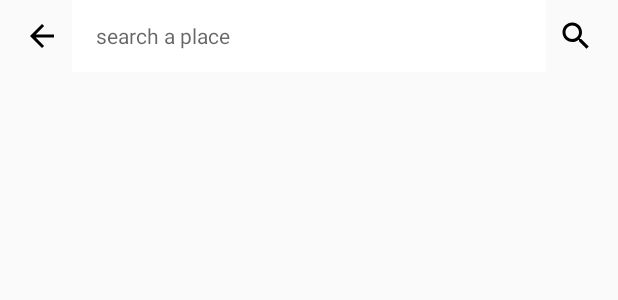
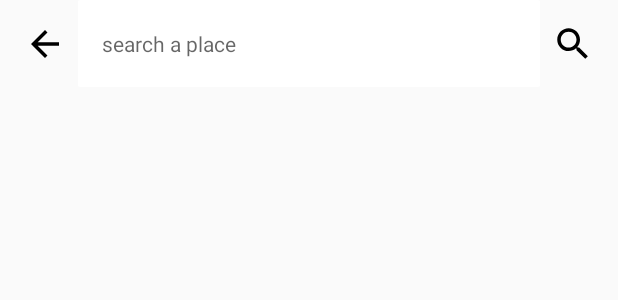
Before and after one commit to wzjing/MapFoo, an Android app: the layout searchbar_normal.xml on its own in the app's theme, with its tools: preview values and no code run, on a phone screen of 412 x 824 dp. Shown: the top 300 px of the screen. Run offline under Robolectric (Android 15) with nearby library versions, the phone set to English and light mode, and no system bars.

Commit message:
update status bar style

```diff
--- a/app/src/main/java/com/infinitytech/mapfoo/BaseActivity.kt
+++ b/app/src/main/java/com/infinitytech/mapfoo/BaseActivity.kt
@@ -3,11 +3,12 @@ package com.infinitytech.mapfoo
 import android.annotation.SuppressLint
 import android.support.annotation.IdRes
 import android.support.v4.app.Fragment
+import android.support.v7.app.AppCompatActivity
 import me.yokeyword.fragmentation.SupportActivity
 
 
 @SuppressLint("Registered")
-open class BaseActivity : SupportActivity() {
+open class BaseActivity : AppCompatActivity() {
 
     fun push(@IdRes container: Int, fragment: Fragment, tag: String = fragment::class.java.simpleName) {
         supportFragmentManager.beginTransaction()
--- a/app/src/main/java/com/infinitytech/mapfoo/BaseFragment.kt
+++ b/app/src/main/java/com/infinitytech/mapfoo/BaseFragment.kt
@@ -1,7 +1,8 @@
 package com.infinitytech.mapfoo
 
+import android.support.v4.app.Fragment
 import me.yokeyword.fragmentation_swipeback.SwipeBackFragment
 
-open class BaseFragment: SwipeBackFragment() {
+open class BaseFragment: Fragment() {
 
 }
--- a/app/src/main/java/com/infinitytech/mapfoo/MainActivity.kt
+++ b/app/src/main/java/com/infinitytech/mapfoo/MainActivity.kt
@@ -20,5 +20,6 @@ class MainActivity : BaseActivity() {
         locationBtn.onClick {
             startActivity<AddressActivity>()
         }
+        startActivity<AddressActivity>()
     }
 }
--- a/app/src/main/java/com/infinitytech/mapfoo/items/MapFragment.kt
+++ b/app/src/main/java/com/infinitytech/mapfoo/items/MapFragment.kt
@@ -35,7 +35,7 @@
     override fun onCreateView(inflater: LayoutInflater, container: ViewGroup?,
                               savedInstanceState: Bundle?): View? {
         d("onCreateView")
-        return attachToSwipeBack(inflater.inflate(R.layout.fragment_map, container, false))
+        return inflater.inflate(R.layout.fragment_map, container, false)
     }
 
     override fun onViewCreated(view: View, savedInstanceState: Bundle?) {
--- a/app/src/main/res/layout/searchbar_normal.xml
+++ b/app/src/main/res/layout/searchbar_normal.xml
@@ -3,16 +3,18 @@
     xmlns:app="http://schemas.android.com/apk/res-auto"
     xmlns:tools="http://schemas.android.com/tools"
     android:layout_width="match_parent"
-    android:layout_height="@dimen/searchbar_height">
+    android:layout_height="@dimen/searchbar_height"
+    android:elevation="12dp">
 
     <ImageButton
         android:id="@+id/backBtn"
-        android:layout_width="wrap_content"
-        android:layout_height="wrap_content"
+        android:layout_width="@dimen/action_button_width"
+        android:layout_height="@dimen/action_button_height"
         android:layout_marginStart="16dp"
         android:layout_marginTop="8dp"
         android:layout_marginBottom="8dp"
         android:background="@drawable/ripple_background"
+        android:scaleType="fitCenter"
         android:src="@drawable/ic_arrow_back_black"
         app:layout_constraintBottom_toBottomOf="parent"
         app:layout_constraintStart_toStartOf="parent"
@@ -42,13 +44,13 @@
 
     <ImageButton
         android:id="@+id/cancelBtn"
-        android:layout_width="wrap_content"
-        android:layout_height="wrap_content"
+        android:layout_width="@dimen/action_button_width"
+        android:layout_height="@dimen/action_button_height"
         android:layout_marginEnd="10dp"
-        android:background="@null"
-        android:elevation="2dp"
+        android:background="@drawable/ripple_background"
         android:focusableInTouchMode="true"
         android:padding="6dp"
+        android:scaleType="fitCenter"
         android:src="@drawable/ic_cancel"
         android:visibility="gone"
         app:layout_constraintBottom_toBottomOf="@id/addressEtv"
@@ -58,10 +60,11 @@
 
     <ImageButton
         android:id="@+id/searchBtn"
-        android:layout_width="wrap_content"
-        android:layout_height="wrap_content"
+        android:layout_width="@dimen/action_button_width"
+        android:layout_height="@dimen/action_button_height"
         android:layout_marginEnd="16dp"
         android:background="@drawable/ripple_background"
+        android:scaleType="fitCenter"
         android:src="@drawable/ic_search"
         app:layout_constraintBottom_toBottomOf="parent"
         app:layout_constraintEnd_toEndOf="parent"
--- a/app/src/main/res/values-v23/styles.xml
+++ b/app/src/main/res/values-v23/styles.xml
@@ -2,10 +2,14 @@
 <resources>
 
     <style name="AppTheme" parent="Theme.AppCompat.Light.NoActionBar">
-        <!-- Customize your theme here. -->
         <item name="colorPrimary">@color/colorPrimary</item>
-        <item name="colorPrimaryDark">@android:color/white</item>
+        <item name="colorPrimaryDark">@color/colorPrimaryDark</item>
         <item name="colorAccent">@color/colorAccent</item>
         <item name="android:windowLightStatusBar">true</item>
     </style>
+
+    <style name="Address" parent="@style/AppTheme">
+        <item name="android:windowBackground">@android:color/black</item>
+    </style>
+
 </resources>
--- a/app/src/main/res/values/colors.xml
+++ b/app/src/main/res/values/colors.xml
@@ -1,7 +1,7 @@
 <?xml version="1.0" encoding="utf-8"?>
 <resources>
     <color name="colorPrimary">#ffffff</color>
-    <color name="colorPrimaryDark">#007c71</color>
+    <color name="colorPrimaryDark">#dfdfdf</color>
     <color name="colorAccent">#009688</color>
 
     <color name="colorStroke">#a6a6a6</color>
--- a/app/src/main/res/values/dimens.xml
+++ b/app/src/main/res/values/dimens.xml
@@ -2,5 +2,8 @@
 <resources>
     <dimen name="fullscreen_behavior_peek_height_min">64dp</dimen>
 
-    <dimen name="searchbar_height">48dp</dimen>
+    <dimen name="searchbar_height">58dp</dimen>
+
+    <dimen name="action_button_width">28dp</dimen>
+    <dimen name="action_button_height">28dp</dimen>
 </resources>
--- a/app/src/main/res/values/styles.xml
+++ b/app/src/main/res/values/styles.xml
@@ -1,17 +1,14 @@
 <resources>
 
-    <!-- Base application theme. -->
     <style name="AppTheme" parent="Theme.AppCompat.Light.NoActionBar">
-        <!-- Customize your theme here. -->
         <item name="colorPrimary">@color/colorPrimary</item>
         <item name="colorPrimaryDark">@color/colorPrimaryDark</item>
         <item name="colorAccent">@color/colorAccent</item>
     </style>
 
-    <style name="Address" parent="Theme.AppCompat.Light">
-        <item name="windowNoTitle">true</item>
-        <item name="android:windowTranslucentNavigation">true</item>
+    <style name="Address" parent="@style/AppTheme">
         <item name="android:windowTranslucentStatus">true</item>
+        <item name="android:statusBarColor">@android:color/transparent</item>
     </style>
 
 </resources>
```
Also changed, not shown: app/src/main/java/com/infinitytech/mapfoo/items/AddressActivity.kt (+17 -3 lines), app/src/main/java/com/infinitytech/mapfoo/utils/contextx.kt (+7 -1 lines), app/src/main/java/com/infinitytech/mapfoo/utils/systemx.kt (added, +7 -0 lines), app/src/main/java/com/infinitytech/mapfoo/utils/viewx.kt (+31 -0 lines), app/src/main/res/layout/activity_address.xml (+13 -12 lines), app/src/main/res/layout/searchbar_focused.xml (+11 -9 lines).
